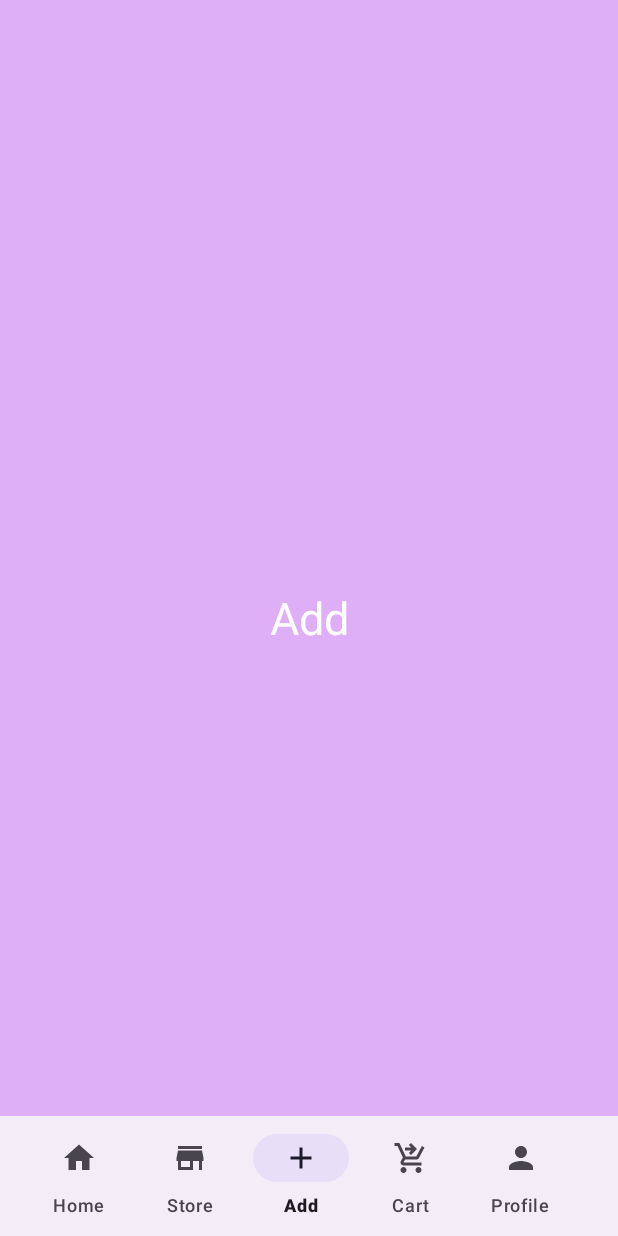
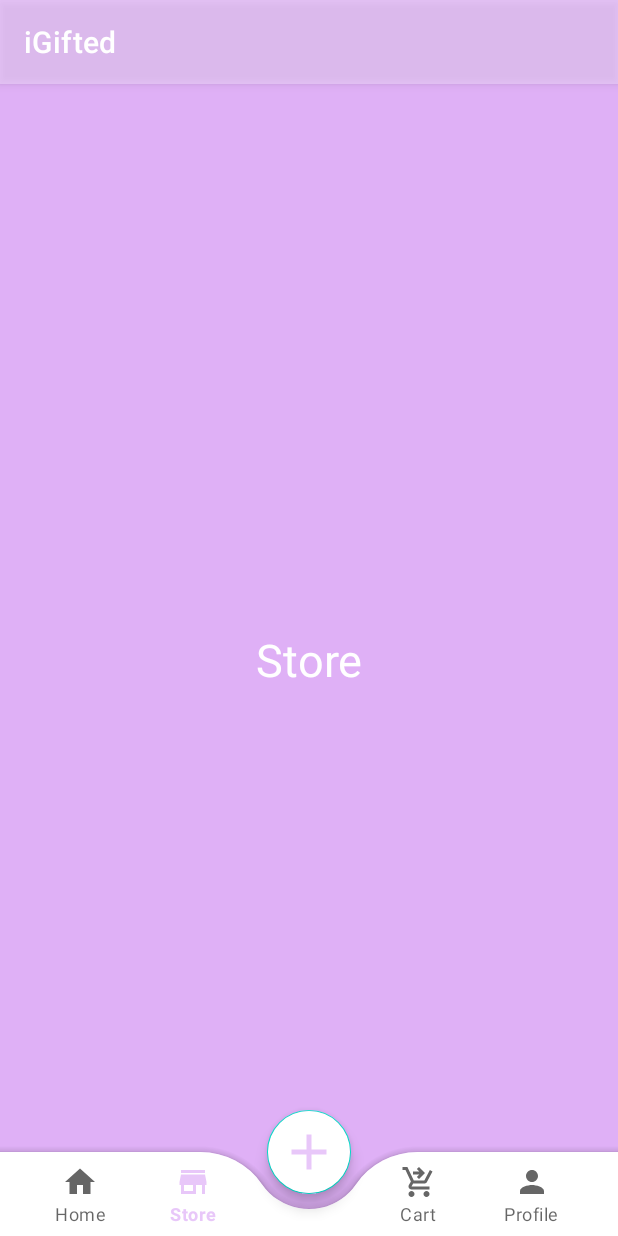
Before and after one commit to hke07/iGifted, an Android app: the MainActivity screen opened directly, with no data from a screen before it, item 3 of the bottom bar chosen, on a phone screen of 412 x 824 dp. Run offline under Robolectric (Android 15) with nearby library versions, the phone set to English and light mode, and no system bars; our stand-ins replace Firebase (no records; nobody signed in at launch, a user with empty details on screens opened directly).

Commit message:
bugs fixed

```diff
--- a/app/build.gradle.kts
+++ b/app/build.gradle.kts
@@ -44,9 +44,14 @@ dependencies {
     implementation("com.google.firebase:firebase-auth:22.3.1")
     implementation("com.google.firebase:firebase-database:20.3.1")
     implementation("com.google.firebase:firebase-firestore:24.11.1")
+    implementation("com.google.firebase:firebase-storage:20.3.0")
     testImplementation("junit:junit:4.13.2")
     androidTestImplementation("androidx.test.ext:junit:1.1.5")
     androidTestImplementation("androidx.test.espresso:espresso-core:3.5.1")
 
+    implementation("androidx.coordinatorlayout:coordinatorlayout:1.2.0")
     implementation("com.airbnb.android:lottie:3.4.0")
+    implementation("com.github.bumptech.glide:glide:4.14.2")
+    annotationProcessor("com.github.bumptech.glide:compiler:4.14.2")
+    implementation("com.github.clans:fab:1.6.4")
 }
--- a/app/src/main/AndroidManifest.xml
+++ b/app/src/main/AndroidManifest.xml
@@ -1,7 +1,9 @@
 <?xml version="1.0" encoding="utf-8"?>
 <manifest xmlns:android="http://schemas.android.com/apk/res/android"
     xmlns:tools="http://schemas.android.com/tools">
+
     <uses-permission android:name="android.permission.READ_EXTERNAL_STORAGE" />
+
     <application
         android:allowBackup="true"
         android:dataExtractionRules="@xml/data_extraction_rules"
@@ -12,7 +14,9 @@
         android:supportsRtl="true"
         android:theme="@style/Theme.IGifted"
         tools:targetApi="31">
-
+        <activity
+            android:name=".UploadActivity"
+            android:exported="false" />
         <activity
             android:name=".LoginActivity"
             android:exported="false" />
--- a/app/src/main/java/com/example/igifted/AddFragment.java
+++ /dev/null
@@ -1,19 +0,0 @@
-package com.example.igifted;
-
-import android.os.Bundle;
-
-import androidx.fragment.app.Fragment;
-
-import android.view.LayoutInflater;
-import android.view.View;
-import android.view.ViewGroup;
-
-public class AddFragment extends Fragment {
-
-    @Override
-    public View onCreateView(LayoutInflater inflater, ViewGroup container,
-                             Bundle savedInstanceState) {
-        // Inflate the layout for this fragment
-        return inflater.inflate(R.layout.fragment_add, container, false);
-    }
-}
--- a/app/src/main/java/com/example/igifted/MainActivity.java
+++ b/app/src/main/java/com/example/igifted/MainActivity.java
@@ -1,13 +1,47 @@
 package com.example.igifted;
 
+import androidx.activity.result.ActivityResultLauncher;
+import androidx.activity.result.contract.ActivityResultContracts;
 import androidx.appcompat.app.AppCompatActivity;
 import androidx.fragment.app.Fragment;
 import androidx.fragment.app.FragmentManager;
 import androidx.fragment.app.FragmentTransaction;
 
+import android.content.Intent;
+import android.net.Uri;
 import android.os.Bundle;
+import android.widget.Button;
+import android.widget.EditText;
+import android.widget.ImageView;
 
 import com.example.igifted.databinding.ActivityMainBinding;
+
+import androidx.activity.result.ActivityResult;
+import androidx.activity.result.ActivityResultCallback;
+import androidx.activity.result.ActivityResultLauncher;
+import androidx.activity.result.contract.ActivityResultContracts;
+import androidx.annotation.NonNull;
+import androidx.appcompat.app.AppCompatActivity;
+import android.app.Activity;
+import android.app.AlertDialog;
+import android.content.Intent;
+import android.net.Uri;
+import android.os.Bundle;
+import android.view.View;
+import android.widget.Button;
+import android.widget.EditText;
+import android.widget.ImageView;
+import android.widget.Toast;
+import com.google.android.gms.tasks.OnCompleteListener;
+import com.google.android.gms.tasks.OnFailureListener;
+import com.google.android.gms.tasks.OnSuccessListener;
+import com.google.android.gms.tasks.Task;
+import com.google.firebase.database.FirebaseDatabase;
+import com.google.firebase.storage.FirebaseStorage;
+import com.google.firebase.storage.StorageReference;
+import com.google.firebase.storage.UploadTask;
+import java.text.DateFormat;
+import java.util.Calendar;
 
 public class MainActivity extends AppCompatActivity {
 
@@ -27,8 +61,6 @@ public class MainActivity extends AppCompatActivity {
                 replaceFragment(new HomeFragment());
             }else if(item.getItemId() == R.id.store){
                 replaceFragment(new StoreFragment());
-            }else if(item.getItemId() == R.id.add){
-                replaceFragment(new AddFragment());
             }else if(item.getItemId() == R.id.cart){
                 replaceFragment(new CartFragment());
             }else if(item.getItemId() == R.id.profile){
@@ -38,6 +70,10 @@ public class MainActivity extends AppCompatActivity {
             return true;
         });
     }
+    public void toUpload(View view) {
+        Intent intent = new Intent(MainActivity.this, UploadActivity.class);
+        startActivity(intent);
+    }
 
     private void replaceFragment(Fragment fragment){
         FragmentManager fragmentManager = getSupportFragmentManager();
--- a/app/src/main/res/layout/activity_main.xml
+++ b/app/src/main/res/layout/activity_main.xml
@@ -32,4 +32,14 @@
 
     </com.google.android.material.bottomappbar.BottomAppBar>
 
+    <com.google.android.material.floatingactionbutton.FloatingActionButton
+        android:layout_width="wrap_content"
+        android:layout_height="wrap_content"
+        android:backgroundTint="@color/white"
+        android:onClick="toUpload"
+        android:src="@drawable/baseline_add_24"
+        app:layout_anchor="@id/bottomAppBar"
+        app:maxImageSize="40dp"
+        app:tint ="@color/launch"/>
+
 </androidx.coordinatorlayout.widget.CoordinatorLayout>
--- a/app/src/main/res/layout/fragment_add.xml
+++ /dev/null
@@ -1,18 +0,0 @@
-<?xml version="1.0" encoding="utf-8"?>
-<FrameLayout xmlns:android="http://schemas.android.com/apk/res/android"
-    xmlns:tools="http://schemas.android.com/tools"
-    android:layout_width="match_parent"
-    android:layout_height="match_parent"
-    android:background="@color/launch"
-    tools:context=".HomeFragment">
-
-    <!-- TODO: Update blank fragment layout -->
-    <TextView
-        android:layout_width="match_parent"
-        android:layout_height="match_parent"
-        android:text="Add"
-        android:gravity="center"
-        android:textSize="30sp"
-        android:textColor="@color/white"/>
-
-</FrameLayout>
--- a/app/src/main/res/menu/bottom_menu.xml
+++ b/app/src/main/res/menu/bottom_menu.xml
@@ -13,8 +13,8 @@
 
     <item
         android:id="@+id/add"
-        android:title="Add"
-        android:icon="@drawable/baseline_add_24" />
+        android:title=""
+        android:enabled="false" />
 
     <item
         android:id="@+id/cart"
--- a/app/src/main/res/values/themes.xml
+++ b/app/src/main/res/values/themes.xml
@@ -1,10 +1,20 @@
 <resources xmlns:tools="http://schemas.android.com/tools">
-    <!-- Base application theme. -->
-    <style name="Base.Theme.IGifted" parent="Theme.Material3.DayNight.NoActionBar">
-        <!-- Customize your light theme here. -->
-        <item name="colorPrimary">@color/launch</item>
-        <item name="colorPrimaryVariant">@color/launch</item>
-    </style>
-
-    <style name="Theme.IGifted" parent="Base.Theme.IGifted" />
+<!-- Base application theme. -->
+<style name="Theme.IGifted" parent="Theme.MaterialComponents.DayNight.DarkActionBar">
+    <!-- Primary brand color. -->
+    <item name="colorPrimary">@color/launch</item>
+    <item name="colorPrimaryVariant">@color/launch</item>
+    <item name="colorOnPrimary">@color/white</item>
+    <!-- Secondary brand color. -->
+    <item name="colorSecondary">@color/teal_200</item>
+    <item name="colorSecondaryVariant">@color/teal_700</item>
+    <item name="colorOnSecondary">@color/black</item>
+    <!-- Status bar color. -->
+    <item name="android:statusBarColor">?attr/colorPrimaryVariant</item>
+    <!-- Customize your theme here. -->
+</style>
+<style name="roundedImageViewRounded">
+    <item name="cornerFamily">rounded</item>
+    <item name="cornerSize">50%</item>
+</style>
 </resources>
--- a/build.gradle.kts
+++ b/build.gradle.kts
@@ -1,4 +1,8 @@
 buildscript {
+    repositories {
+        google()
+        mavenCentral()
+    }
     dependencies {
         classpath("com.google.gms:google-services:4.4.1")
     }
```
Also changed, not shown: app/src/main/java/com/example/igifted/DataClass.java (added, +35 -0 lines), app/src/main/java/com/example/igifted/UploadActivity.java (added, +129 -0 lines), app/src/main/res/layout/activity_upload.xml (added, +80 -0 lines).
